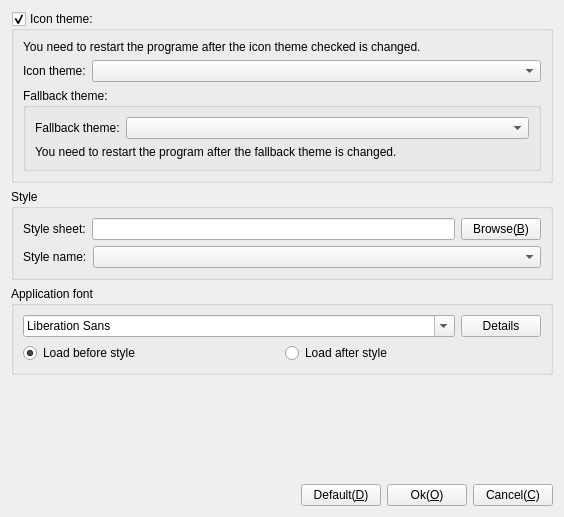
This is Src/Style/FrmStyle.ui in KangLin/RabbitCommon as Qt 5 draws it before an edit. The edited form follows.
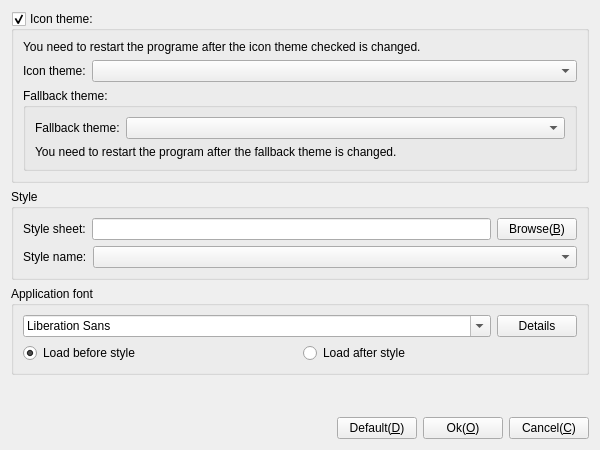
This is the edited form. Icons and pictures are not drawn.

Commit message: Modify dialog size

What changed in the file:
```diff
--- a/Src/Style/FrmStyle.ui
+++ b/Src/Style/FrmStyle.ui
@@ -6,8 +6,8 @@
    <rect>
     <x>0</x>
     <y>0</y>
-    <width>564</width>
-    <height>517</height>
+    <width>600</width>
+    <height>450</height>
    </rect>
   </property>
   <property name="windowTitle">
```
The commit also changes 2 other files.
